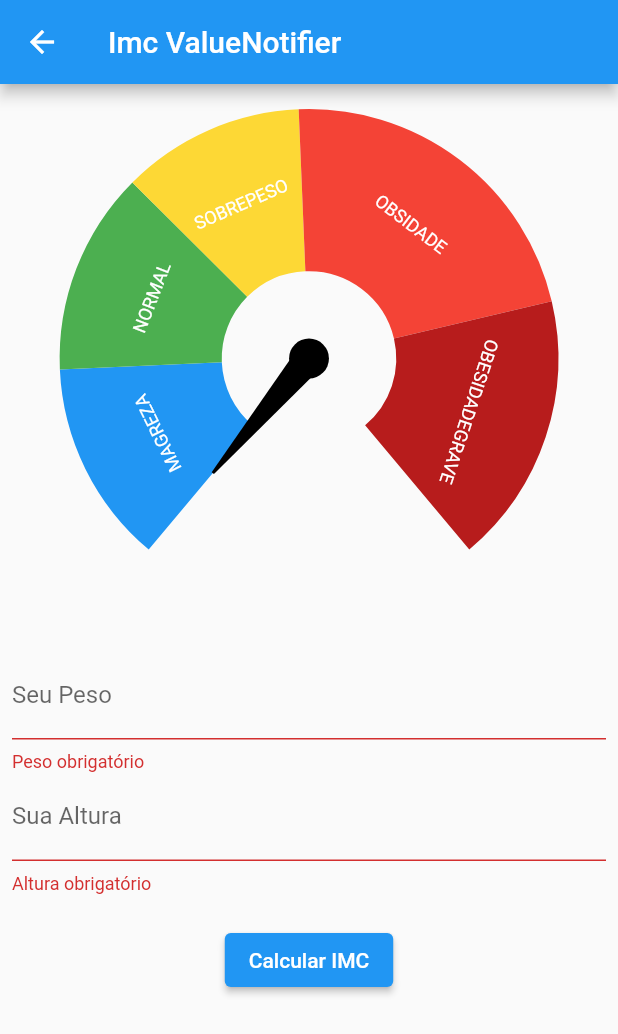
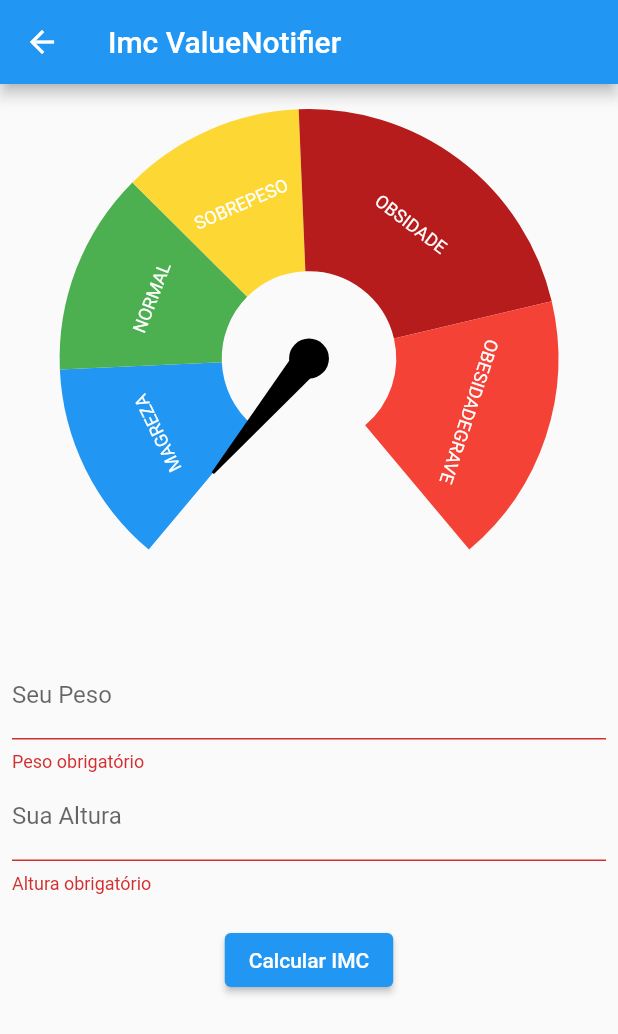
Before and after one commit to AntJoaquimDev/gerencia_de_state_maneger, a Flutter app: the ValueNotifierPage screen opened directly, after a tap on "Calcular IMC", on a phone screen of 412 x 824 dp. Shown: the top 1034 px of the screen. Run offline on Flutter 3.47's test engine with Material 2 defaults, Android fonts, the phone set to English and light mode, and no system bars; drawn by our look-alikes of syncfusion_flutter_gauges; our stand-ins replace currency_text_input_formatter.

Commit message:
Change_notifier

```diff
--- a/lib/pages/my_home_page.dart
+++ b/lib/pages/my_home_page.dart
@@ -1,5 +1,6 @@
 import 'package:flutter/material.dart';
-import 'package:gerencia_de_state_maneger/pages/value_notfiers/value_notifier_page.dart';
+import 'package:gerencia_de_state_maneger/change_notifier/change_notifier_page.dart';
+import 'package:gerencia_de_state_maneger/value_notfiers/value_notifier_page.dart';
 import 'package:gerencia_de_state_maneger/setState/imc_setstate_page.dart';
 
 class MyHomePage extends StatelessWidget {
@@ -29,7 +30,7 @@ class MyHomePage extends StatelessWidget {
               child: const Text('ValueNotifier'),
             ),
             ElevatedButton(
-              onPressed: () {},
+              onPressed: () => _goToPage(context, const ChangeNotifierPage()),
               child: const Text('ChangeNotifier'),
             ),
             ElevatedButton(
--- /dev/null
+++ b/lib/value_notfiers/value_notifier_page.dart
@@ -0,0 +1,111 @@
+import 'dart:math';
+
+import 'package:currency_text_input_formatter/currency_text_input_formatter.dart';
+import 'package:flutter/material.dart';
+import 'package:intl/intl.dart';
+
+import '../widgets_componet/imc_gauge.dart';
+
+class ValueNotifierPage extends StatefulWidget {
+  const ValueNotifierPage({Key? key}) : super(key: key);
+
+  @override
+  State<ValueNotifierPage> createState() => _ValueNotifierPageState();
+}
+
+class _ValueNotifierPageState extends State<ValueNotifierPage> {
+  final ECPeso = TextEditingController();
+  final ECAltura = TextEditingController();
+  final formKey = GlobalKey<FormState>();
+  var imc = ValueNotifier(0.0);
+
+  Future<void> _calcImc({required double peso, required double altura}) async {
+    imc.value = 0.0;
+
+    await Future.delayed(const Duration(seconds: 1));
+
+    imc.value = peso / pow(altura, 2);
+  }
+
+  @override
+  void dispose() {
+    ECPeso.dispose();
+    ECAltura.dispose();
+    super.dispose();
+  }
+
+  @override
+  Widget build(BuildContext context) {
+    return Scaffold(
+      appBar: AppBar(
+        title: const Text('Imc ValueNotifier'),
+      ),
+      body: SingleChildScrollView(
+        child: Form(
+          key: formKey,
+          child: Padding(
+            padding: const EdgeInsets.all(8.0),
+            child: Column(
+              children: [
+                ValueListenableBuilder(
+                  valueListenable: imc,
+                  builder: (_, imcValue, __) => ImcGauge(imc: imcValue),
+                ),
+                const SizedBox(height: 20),
+                TextFormField(
+                  controller: ECPeso,
+                  keyboardType: TextInputType.number,
+                  decoration: const InputDecoration(labelText: 'Seu Peso'),
+                  inputFormatters: [
+                    CurrencyTextInputFormatter(
+                      locale: 'pt_BR',
+                      symbol: '',
+                      decimalDigits: 2,
+                      turnOffGrouping: true,
+                    )
+                  ],
+                  validator: (String? value) {
+                    if (value == null || value.isEmpty) {
+                      return 'Peso obrigatório';
+                    }
+                  },
+                ),
+                TextFormField(
+                  controller: ECAltura,
+                  keyboardType: TextInputType.number,
+                  decoration: const InputDecoration(labelText: 'Sua Altura'),
+                  inputFormatters: [
+                    CurrencyTextInputFormatter(
+                      locale: 'pt_BR',
+                      symbol: '',
+                      decimalDigits: 2,
+                      turnOffGrouping: true,
+                    ),
+                  ],
+                  validator: (String? value) {
+                    if (value == null || value.isEmpty) {
+                      return 'Altura obrigatório';
+                    }
+                  },
+                ),
+                const SizedBox(height: 20),
+                ElevatedButton(
+                    onPressed: () {
+                      var formValid = formKey.currentState?.validate() ?? false;
+                      if (formValid) {
+                        var formater = NumberFormat.simpleCurrency(
+                            locale: 'pt_BR', decimalDigits: 2);
+                        double peso = formater.parse(ECPeso.text) as double;
+                        double altura = formater.parse(ECAltura.text) as double;
+                        _calcImc(peso: peso, altura: altura);
+                      }
+                    },
+                    child: const Text('Calcular IMC'))
+              ],
+            ),
+          ),
+        ),
+      ),
+    );
+  }
+}
--- a/lib/widgets_componet/imc_gauge.dart
+++ b/lib/widgets_componet/imc_gauge.dart
@@ -36,13 +36,13 @@ class ImcGauge extends StatelessWidget {
               labe: 'SOBREPESO',
             ),
             ImcGaugeRange(
-              color: Colors.red[500]!,
+              color: Colors.red[900]!,
               start: 29.9,
               end: 39.9,
               labe: 'OBSIDADE',
             ),
             ImcGaugeRange(
-              color: Colors.red[900]!,
+              color: Colors.red[500]!,
               start: 39.9,
               end: 47.9,
               labe: 'OBESIDADEGRAVE',
```
Also changed, not shown: lib/change_notifier/change_notifier_page.dart (renamed from lib/pages/value_notfiers/value_notifier_page.dart, +12 -19 lines), lib/change_notifier/imc_change_notifier_controller.dart (added, +16 -0 lines).
